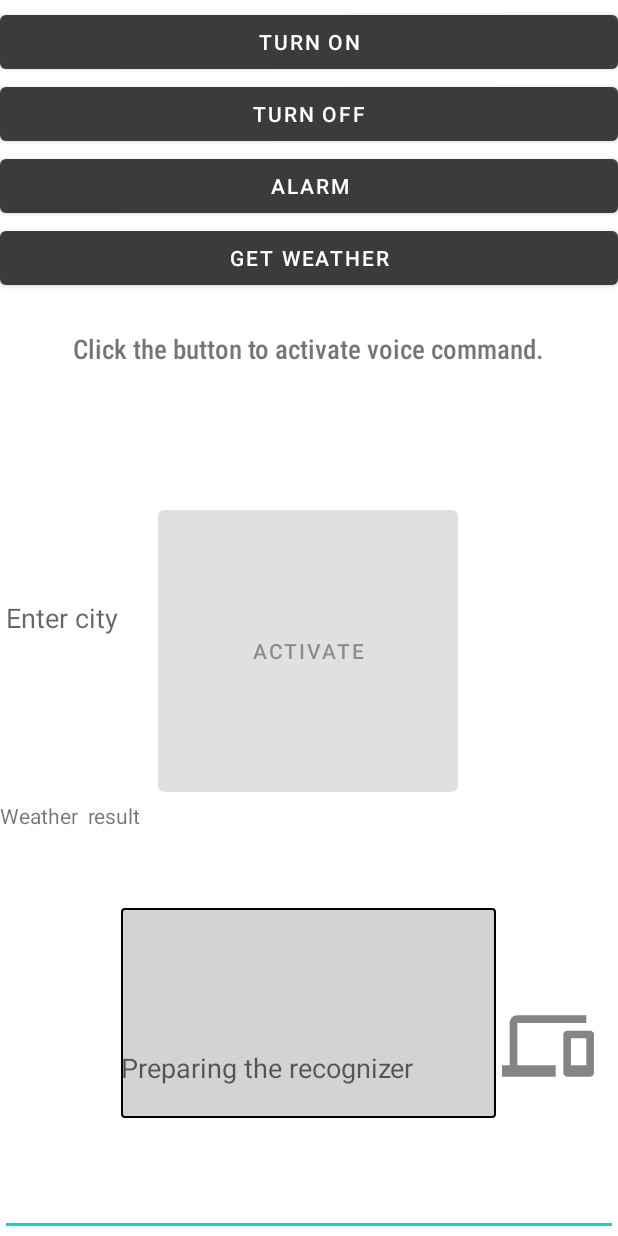
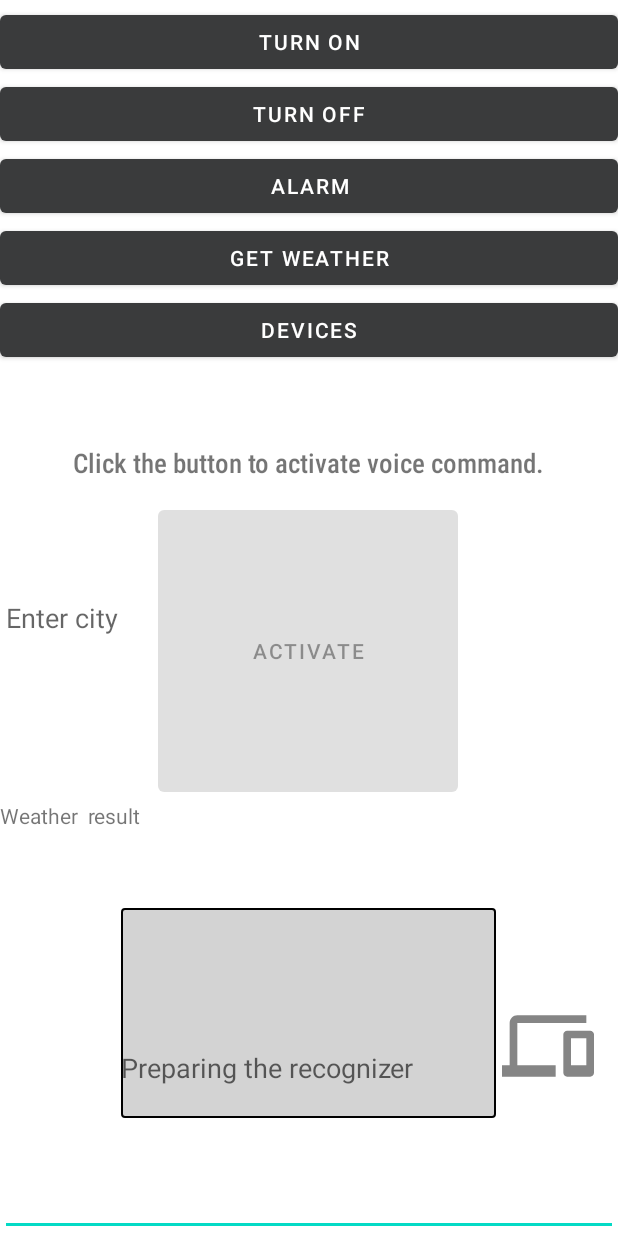
Before and after one commit to daoos/ProjectJarvis, an Android app: the screen it shows after launch (MainActivity), on a phone screen of 412 x 824 dp. Run offline under Robolectric (Android 15) with nearby library versions, the phone set to English and light mode, and no system bars; our stand-ins replace Volley; libraries missing offline, so code that uses them is left out: org.eclipse.paho, org.vosk, org.vosk.android; 3 statements that could not run were skipped.

Commit message:
UI device button

```diff
--- a/app/src/main/java/com/example/projectjarvis/MainActivity.java
+++ b/app/src/main/java/com/example/projectjarvis/MainActivity.java
@@ -84,6 +84,7 @@ public class MainActivity extends AppCompatActivity implements
     private static final String SHOPPING_LIST_CONTROL = "project-jarvis/shopping-list/control";
     private static final String SHOPPING_LIST_READ = "project-jarvis/shopping-list/read";
     private static final String FEEDBACK_TOPIC = "project-jarvis/feedback";
+    private static final String DEVICES_TOPIC = "project-jarvis/devices";
     private static final String[] SUBSCRIPTION_TOPICS = {FEEDBACK_TOPIC, ALARM_TOPIC_CONTROL, TIMER_TOPIC_CONTROL};
 
     //creates the ringtone / alarm
@@ -149,6 +150,9 @@ public class MainActivity extends AppCompatActivity implements
 
         //ImageButton voiceBtn = findViewById(R.id.voiceBtn); //button for activating voice recognition
         ImageButton devicesBtn = findViewById(R.id.devicesBtn); //Devices button
+
+        Button devices = findViewById(R.id.devices);
+        devices.setOnClickListener(v -> publish(DEVICES_TOPIC, "deviceName, command"));
 
         ringtone = RingtoneManager.getRingtone(getApplicationContext(), notification);
 
--- a/app/src/main/res/layout/activity_main.xml
+++ b/app/src/main/res/layout/activity_main.xml
@@ -5,20 +5,6 @@
     android:layout_width="match_parent"
     android:layout_height="match_parent"
     tools:context=".MainActivity">
-
-    <TextView
-        android:id="@+id/textView"
-        android:layout_width="wrap_content"
-        android:layout_height="wrap_content"
-        android:fontFamily="sans-serif-condensed-medium"
-        android:text="@string/info_text"
-        android:textSize="18sp"
-        app:layout_constraintBottom_toBottomOf="parent"
-        app:layout_constraintHorizontal_bias="0.494"
-        app:layout_constraintLeft_toLeftOf="parent"
-        app:layout_constraintRight_toRightOf="parent"
-        app:layout_constraintTop_toTopOf="parent"
-        app:layout_constraintVertical_bias="0.275" />
 
     <!--
     <ImageButton
@@ -42,6 +28,20 @@
         app:srcCompat="@drawable/microphone" />
 -->
 
+
+    <TextView
+        android:id="@+id/textView"
+        android:layout_width="wrap_content"
+        android:layout_height="wrap_content"
+        android:fontFamily="sans-serif-condensed-medium"
+        android:text="@string/info_text"
+        android:textSize="18sp"
+        app:layout_constraintBottom_toBottomOf="parent"
+        app:layout_constraintHorizontal_bias="0.494"
+        app:layout_constraintLeft_toLeftOf="parent"
+        app:layout_constraintRight_toRightOf="parent"
+        app:layout_constraintTop_toTopOf="parent"
+        app:layout_constraintVertical_bias="0.37" />
 
     <TextView
         android:id="@+id/voiceInput"
@@ -105,6 +105,16 @@
         app:layout_constraintStart_toStartOf="parent"
         app:layout_constraintTop_toBottomOf="@+id/turnOffBtn" />
 
+    <Button
+        android:id="@+id/devices"
+        android:layout_width="fill_parent"
+        android:layout_height="wrap_content"
+        android:layout_marginTop="96dp"
+        android:text="Devices"
+        app:layout_constraintEnd_toEndOf="parent"
+        app:layout_constraintHorizontal_bias="0.0"
+        app:layout_constraintStart_toStartOf="parent"
+        app:layout_constraintTop_toBottomOf="@+id/turnOffBtn" />
 
     <Button
         android:id="@+id/recognize_mic"
@@ -124,7 +134,7 @@
         android:layout_height="wrap_content"
         android:text="Weather  result"
         app:layout_constraintTop_toBottomOf="@+id/recognize_mic"
-        tools:layout_editor_absoluteX="-5dp" />
+        tools:layout_editor_absoluteX="0dp" />
 
     <EditText
         android:id="@+id/cityInput"
```
Also changed, not shown: 2 other files.
